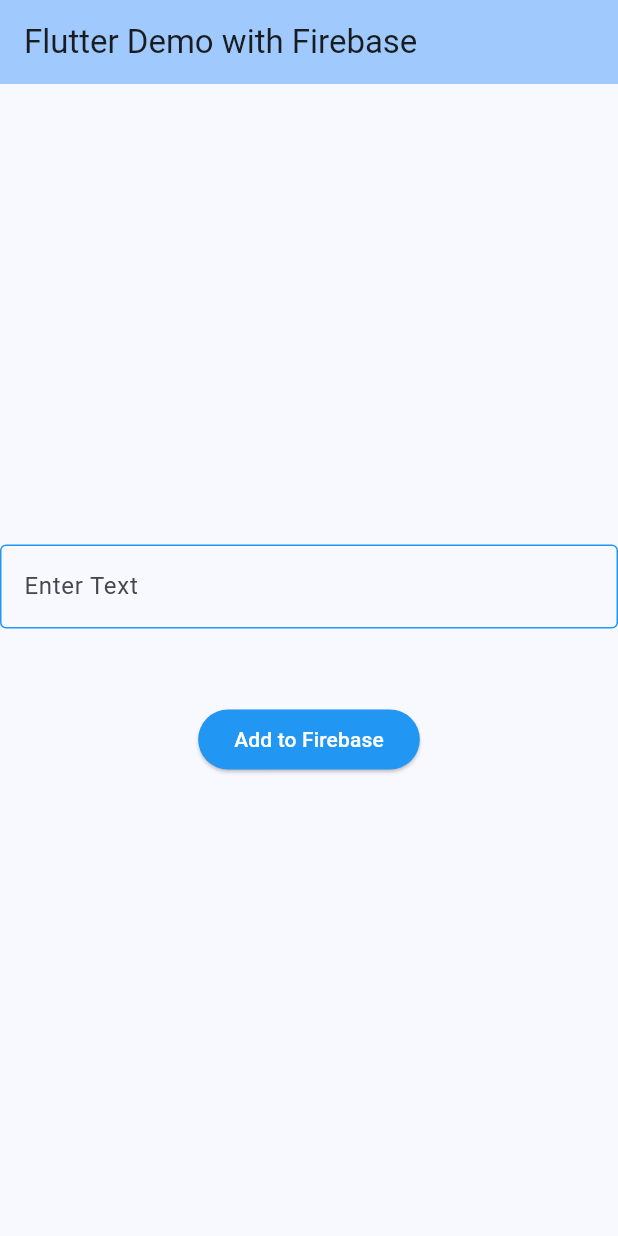
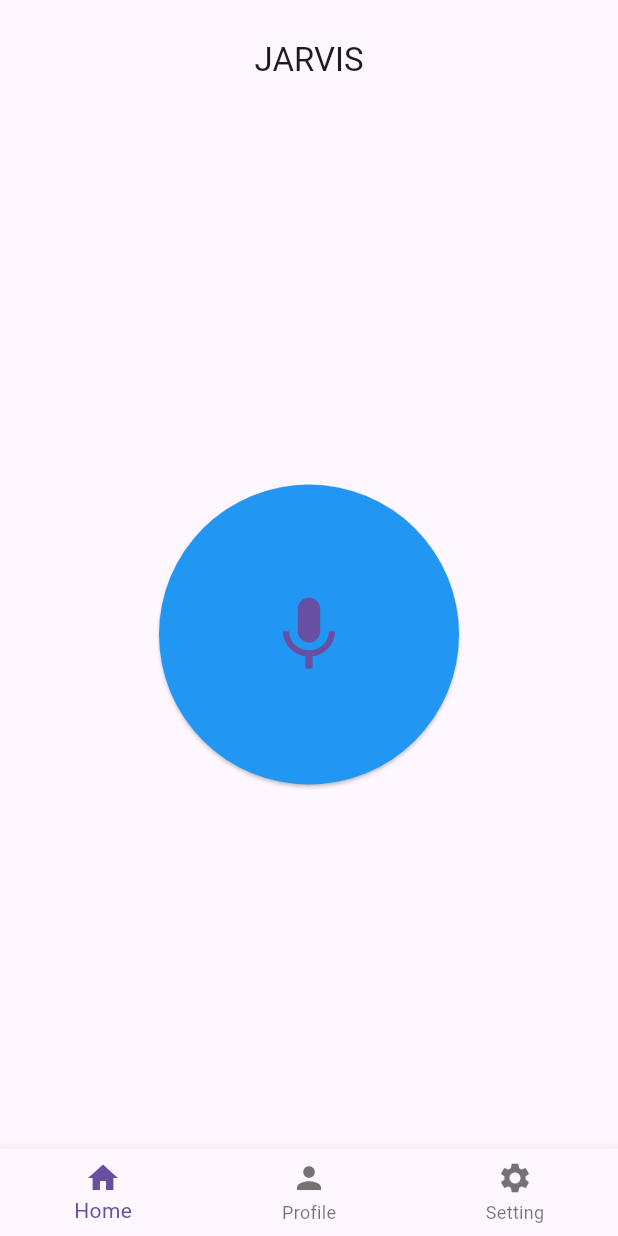
Before and after one commit to COSC481W-2024Winter/JARVIS, a Flutter app: the screen it shows after launch, on a phone screen of 412 x 824 dp. Run offline on Flutter 3.47's test engine with Material 3 defaults, Android fonts, the phone set to English and light mode, and no system bars; our stand-ins replace firebase_core; accounts and stored records are empty.

Commit message:
initial for UI desgin widgets and routes, any other changes please make branches to code

```diff
--- /dev/null
+++ b/lib/customUIWidgets/CustomBottomNavBar.dart
@@ -0,0 +1,41 @@
+import 'package:flutter/material.dart';
+import '../main.dart';
+import '../setting.dart';
+import '../profile.dart';
+
+
+class CustomBottomNavBar extends StatefulWidget {
+  @override
+  _CustomBottomNavBarState createState() => _CustomBottomNavBarState();
+}
+
+class _CustomBottomNavBarState extends State<CustomBottomNavBar> {
+  int _selectedIndex = 0;
+
+  final List<Widget> _pages = [HomePage(), Profile(), Setting()];
+
+  void _onItemTapped(int index) {
+    setState(() {
+      _selectedIndex = index;
+    });
+  }
+
+  //arrangement of the bottom navigation bar
+  @override
+  Widget build(BuildContext context) {
+    return Scaffold(
+      body: Center(
+        child: _pages.elementAt(_selectedIndex),
+      ),
+      bottomNavigationBar: BottomNavigationBar(
+        items: const <BottomNavigationBarItem>[
+          BottomNavigationBarItem(icon: Icon(Icons.home), label: 'Home'),
+          BottomNavigationBarItem(icon: Icon(Icons.person), label: 'Profile'),
+          BottomNavigationBarItem(icon: Icon(Icons.settings), label: 'Setting'),
+        ],
+        currentIndex: _selectedIndex,
+        onTap: _onItemTapped,
+      ),
+    );
+  }
+}
--- /dev/null
+++ b/lib/customUIWidgets/CustomHeader.dart
@@ -0,0 +1,25 @@
+import 'package:flutter/material.dart';
+
+class CustomAppBar extends StatelessWidget implements PreferredSizeWidget {
+  final String title;
+  final double toolbarHeight;
+
+  // CustomAppBar constructor
+  const CustomAppBar({
+    Key? key,
+    this.title = 'JARVIS',
+    this.toolbarHeight = 80.0,
+  }) : super(key: key);
+
+  @override
+  Widget build(BuildContext context) {
+    return AppBar(
+      toolbarHeight: toolbarHeight,
+      title: Text(title),
+      centerTitle: true,
+    );
+  }
+
+  @override
+  Size get preferredSize => Size.fromHeight(toolbarHeight);
+}
--- a/lib/main.dart
+++ b/lib/main.dart
@@ -1,91 +1,37 @@
 import 'package:flutter/material.dart';
-import 'package:firebase_core/firebase_core.dart';
-import 'package:cloud_firestore/cloud_firestore.dart';
-import 'firebase_options.dart';
+import 'customUIWidgets/CustomBottomNavBar.dart';
+import 'customUIWidgets/CustomHeader.dart';
 
-void main() async {
-  WidgetsFlutterBinding.ensureInitialized();
-  await Firebase.initializeApp(
-    options: DefaultFirebaseOptions.currentPlatform,
-  );
-  runApp(const MyApp());
-}
+void main() => runApp(MaterialApp(home: CustomBottomNavBar()));
 
-class MyApp extends StatelessWidget {
-  const MyApp({super.key});
-
+class HomePage extends StatelessWidget {
   @override
   Widget build(BuildContext context) {
     return MaterialApp(
-      title: 'Flutter Demo',
-      theme: ThemeData(
-        colorScheme: ColorScheme.fromSeed(seedColor: Colors.blue),
-        useMaterial3: true,
-      ),
-      home: const MyHomePage(title: 'Flutter Demo with Firebase'),
-    );
-  }
-}
+      home: Scaffold(
+        appBar: CustomAppBar(title: 'JARVIS'),
+        body: Center(
+          child: Column(
+            mainAxisSize: MainAxisSize.min,
+            children: [
+              // Microphone button
+              ElevatedButton(
+                onPressed: () {
 
-class MyHomePage extends StatefulWidget {
-  const MyHomePage({super.key, required this.title});
-
-  final String title;
-
-  @override
-  State<MyHomePage> createState() => _MyHomePageState();
-}
-
-class _MyHomePageState extends State<MyHomePage> {
-  final TextEditingController _textController = TextEditingController();
-
-  void _addDataToFirebase() async {
-    String text = _textController.text;
-    if (text.isNotEmpty) {
-      await FirebaseFirestore.instance.collection('demo_info').add({
-        'text': text,
-        'timestamp': FieldValue.serverTimestamp(),
-      });
-      _textController.clear();
-    }
-  }
-
-  @override
-  Widget build(BuildContext context) {
-    return Scaffold(
-      appBar: AppBar(
-        backgroundColor: Theme.of(context).colorScheme.inversePrimary,
-        title: Text(widget.title),
-      ),
-      body: Center(
-        child: Column(
-          mainAxisAlignment: MainAxisAlignment.center,
-          children: <Widget>[
-            TextField(
-              controller: _textController,
-              decoration: InputDecoration(
-                labelText: 'Enter Text',
-                border: OutlineInputBorder(
-                  borderSide: BorderSide(color: Colors.blue),
+                },
+                child: Icon(
+                  Icons.mic,
+                  size: 60.0,
                 ),
-                focusedBorder: OutlineInputBorder(
-                  borderSide: BorderSide(color: Colors.blue, width: 2.0),
-                ),
-                enabledBorder: OutlineInputBorder(
-                  borderSide: BorderSide(color: Colors.blue, width: 1.0),
+                style: ElevatedButton.styleFrom(
+                  fixedSize: Size(200, 200),
+                  shape: CircleBorder(),
+                  padding: EdgeInsets.all(20),
+                  primary: Colors.blue,
                 ),
               ),
-            ),
-            SizedBox(height: 50),
-            ElevatedButton(
-              onPressed: _addDataToFirebase,
-              child: Text('Add to Firebase',
-                  style: TextStyle(color: Colors.white)),
-              style: ElevatedButton.styleFrom(
-                primary: Colors.blue,
-              ),
-            ),
-          ],
+            ],
+          ),
         ),
       ),
     );
```
Also changed, not shown: lib/customUIWidgets/CustomButton.dart (added, +25 -0 lines), lib/profile.dart (added, +89 -0 lines), lib/setting.dart (added, +53 -0 lines), lib/firebase_options.dart.
